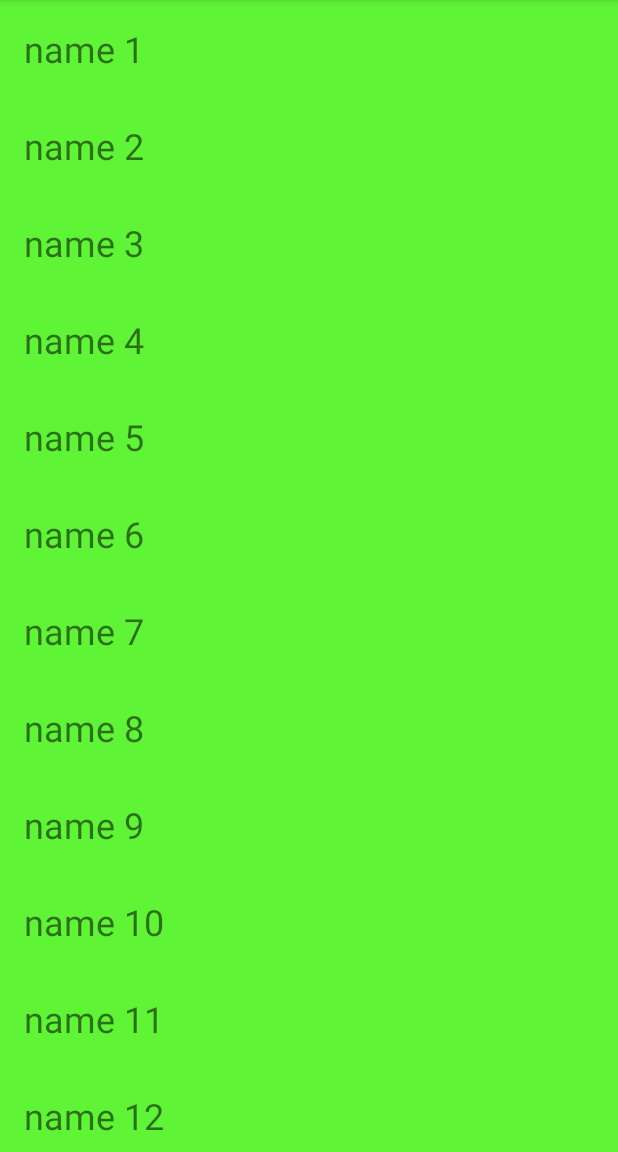
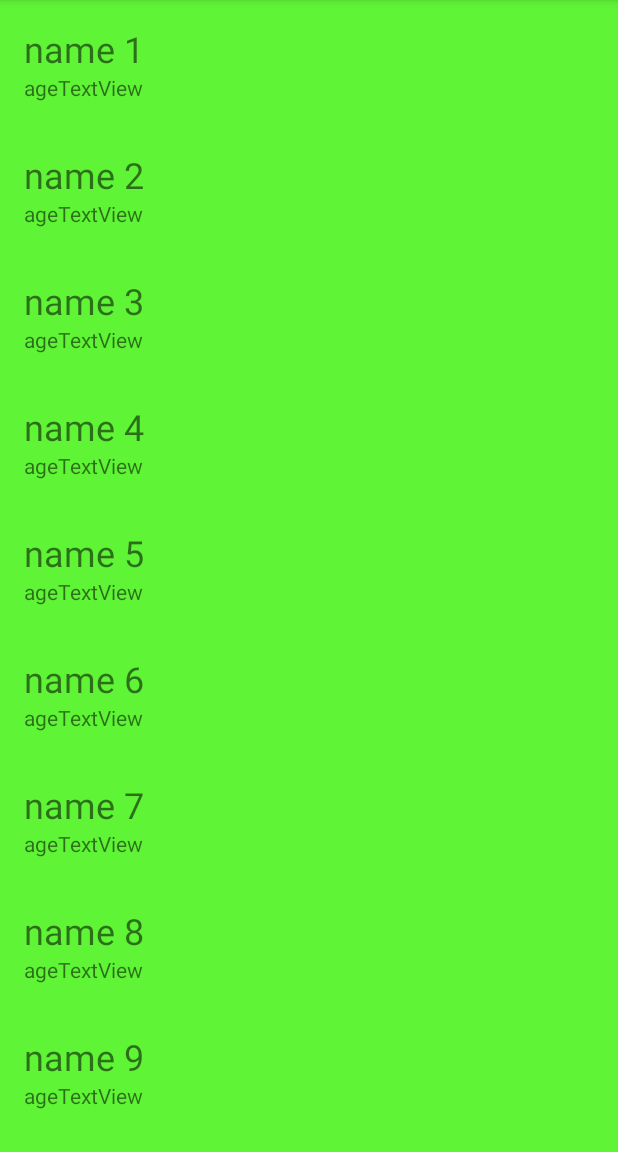
Before and after one commit to GabrielLapeire/PDM_GabrielLapeire, an Android app: the MainActivity2 screen opened directly, with no data from a screen before it, on a phone screen of 412 x 824 dp, the part 84-1236 px from its top. Run offline under Robolectric (Android 15) with nearby library versions, the phone set to English and light mode, and no system bars.

Commit message:
me olvide de subirlo antes

```diff
--- a/app/src/main/java/com/example/myapplication/MainActivity2.kt
+++ b/app/src/main/java/com/example/myapplication/MainActivity2.kt
@@ -2,7 +2,6 @@ package com.example.myapplication
 
 import androidx.appcompat.app.AppCompatActivity
 import android.os.Bundle
-import android.text.Layout
 import android.util.Log
 import android.view.LayoutInflater
 import android.view.View
@@ -23,7 +22,7 @@ class MainActivity2 : AppCompatActivity() {
 
         recyclerView = findViewById(R.id.recyclerView)
         recyclerView.layoutManager = LinearLayoutManager(this)
-        adapter = UserAdapter(generarNombres())
+        adapter = UserAdapter(generateUser())
         recyclerView.adapter = adapter
     }
 
@@ -33,6 +32,19 @@ class MainActivity2 : AppCompatActivity() {
             nameList.add("name $i")
         }
         return nameList
+    }
+
+    private fun generateUser(): List<User> {
+        val userList = mutableListOf<User>()
+        for (i in 1..100) {
+            val user = User(
+                "name $i",
+                i,
+                "url"
+            )
+            userList.add(user)
+        }
+        return userList
     }
 
     override fun onStart() {
@@ -66,11 +78,17 @@ class MainActivity2 : AppCompatActivity() {
     }
 }
 
-class UserAdapter(private val nameList: List<String>): RecyclerView.Adapter<UserAdapter.UserViewHolder>() {
+class User(
+    val name: String,
+    val age: Int,
+    val imageURL: String
+    )
+
+class UserAdapter(private val userList: List<User>): RecyclerView.Adapter<UserAdapter.UserViewHolder>() {
     class UserViewHolder(itemView: View): RecyclerView.ViewHolder(itemView) {
         private val nameTextView: TextView = itemView.findViewById(R.id.nameTextView)
 
-        fun bind(name:String) {
+        fun bind(name: String) {
             nameTextView.text = name
         }
     }
@@ -81,11 +99,11 @@ class UserAdapter(private val nameList: List<String>): RecyclerView.Adapter<User
     }
 
     override fun getItemCount(): Int {
-        return nameList.size
+        return userList.size
     }
 
     override fun onBindViewHolder(holder: UserViewHolder, position: Int) {
-        val name = nameList[position]
-        holder.bind(name)
+        val user = userList[position]
+        holder.bind(user.name)
     }
 }
--- a/app/src/main/res/layout/item_user.xml
+++ b/app/src/main/res/layout/item_user.xml
@@ -1,14 +1,28 @@
 <?xml version="1.0" encoding="utf-8"?>
 <LinearLayout xmlns:android="http://schemas.android.com/apk/res/android"
-    android:orientation="vertical"
+    xmlns:app="http://schemas.android.com/apk/res-auto"
+    xmlns:tools="http://schemas.android.com/tools"
     android:layout_width="match_parent"
     android:layout_height="wrap_content"
+    android:orientation="vertical"
     android:padding="16dp">
 
     <TextView
         android:id="@+id/nameTextView"
-        android:layout_width="wrap_content"
+        android:layout_width="match_parent"
         android:layout_height="wrap_content"
         android:text="TextView"
-        android:textSize="24sp"/>
+        android:textSize="24sp" />
+
+    <TextView
+        android:id="@+id/ageTextView"
+        android:layout_width="match_parent"
+        android:layout_height="wrap_content"
+        android:text="ageTextView" />
+
+    <ImageView
+        android:id="@+id/imageView"
+        android:layout_width="match_parent"
+        android:layout_height="wrap_content"
+        tools:srcCompat="@tools:sample/avatars" />
 </LinearLayout>
```
